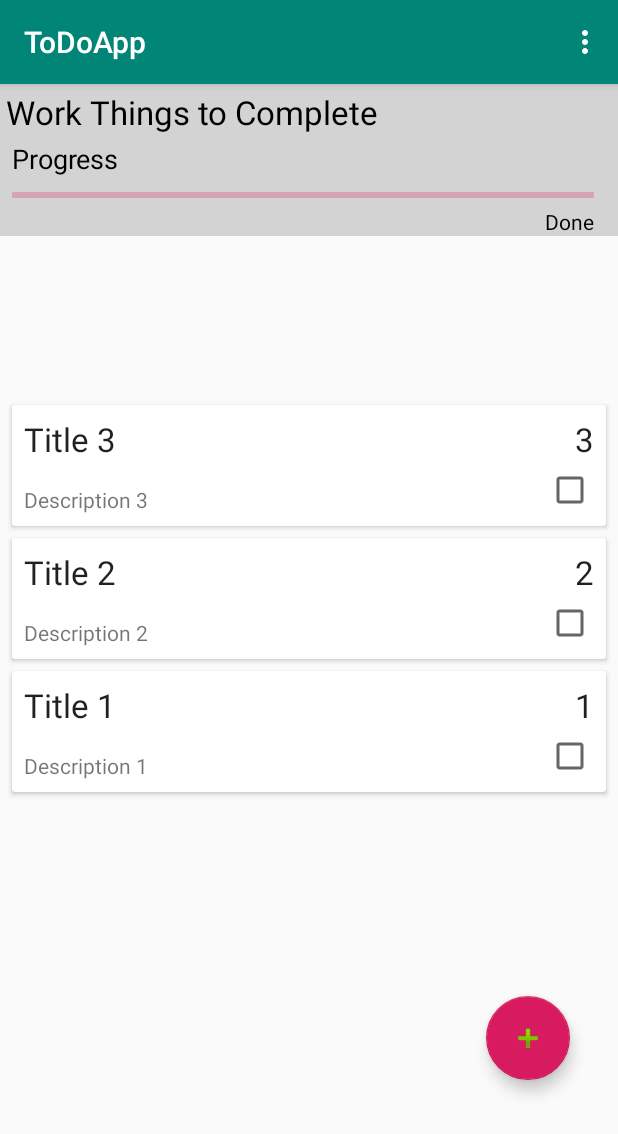
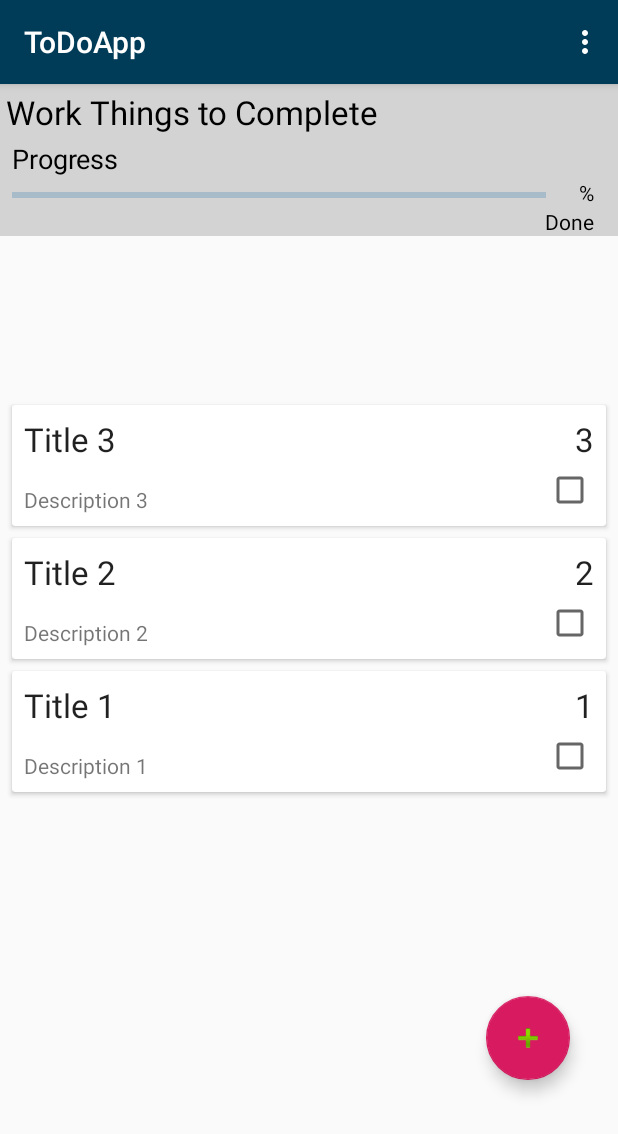
Before and after one commit to LawrenceJengwa/ToDoApp, an Android app: the screen it shows after launch (MainActivity), on a phone screen of 412 x 824 dp. Shown: the top 1134 px of the screen. Run offline under Robolectric (Android 15) with nearby library versions, the phone set to English and light mode, and no system bars; our stand-ins replace Room's generated code.

Commit message:
- added progress bar - added Ui fixes

```diff
--- a/app/src/main/res/layout/activity_main.xml
+++ b/app/src/main/res/layout/activity_main.xml
@@ -56,13 +56,26 @@
             android:layout_height="wrap_content"
             android:layout_marginStart="8dp"
             android:layout_marginTop="4dp"
-            android:layout_marginEnd="16dp"
-            android:progressBackgroundTint="@color/colorAccent"
+            android:layout_marginEnd="48dp"
+            android:progressBackgroundTint="@color/dstv_blue"
             app:layout_constraintEnd_toEndOf="parent"
             app:layout_constraintStart_toStartOf="parent"
             app:layout_constraintTop_toBottomOf="@id/progress_text_view" />
 
         <TextView
+            android:id="@+id/progress_percentage"
+            android:layout_width="wrap_content"
+            android:layout_height="wrap_content"
+            android:text="%"
+            android:textColor="@color/black"
+            android:layout_marginEnd="16dp"
+            app:layout_constraintBottom_toTopOf="@+id/done_text_view"
+            app:layout_constraintEnd_toEndOf="parent"
+            app:layout_constraintHorizontal_bias="1.0"
+            app:layout_constraintStart_toEndOf="@id/progress_bar" />
+
+        <TextView
+            android:id="@+id/done_text_view"
             android:layout_width="wrap_content"
             android:layout_height="wrap_content"
             android:text="Done"
--- a/app/src/main/res/values/colors.xml
+++ b/app/src/main/res/values/colors.xml
@@ -1,8 +1,11 @@
 <?xml version="1.0" encoding="utf-8"?>
 <resources>
-    <color name="colorPrimary">#008577</color>
-    <color name="colorPrimaryDark">#00574B</color>
+    <color name="colorPrimary">#003B57</color>
+    <color name="colorPrimaryDark">#022B3E</color>
     <color name="colorAccent">#D81B60</color>
     <color name="light_grey">#D3D3D3</color>
     <color name="black">#000000</color>
+    <color name="dstv_blue">#2874A6</color>
+
+
 </resources>
```
Also changed, not shown: app/src/main/java/com/lawrence/lawrencetodo/MainActivity.java (+58 -1 lines), app/src/main/java/com/lawrence/lawrencetodo/Model.java (added, +23 -0 lines), app/src/main/java/com/lawrence/lawrencetodo/adapters/NoteAdapter.java (+22 -0 lines).
